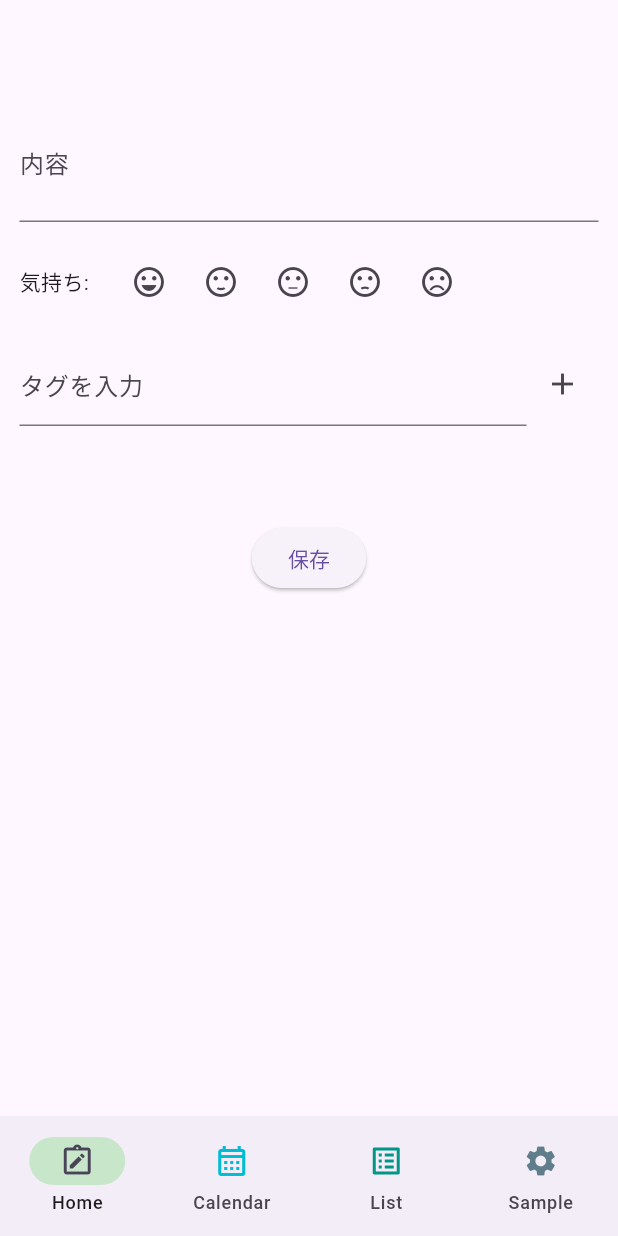
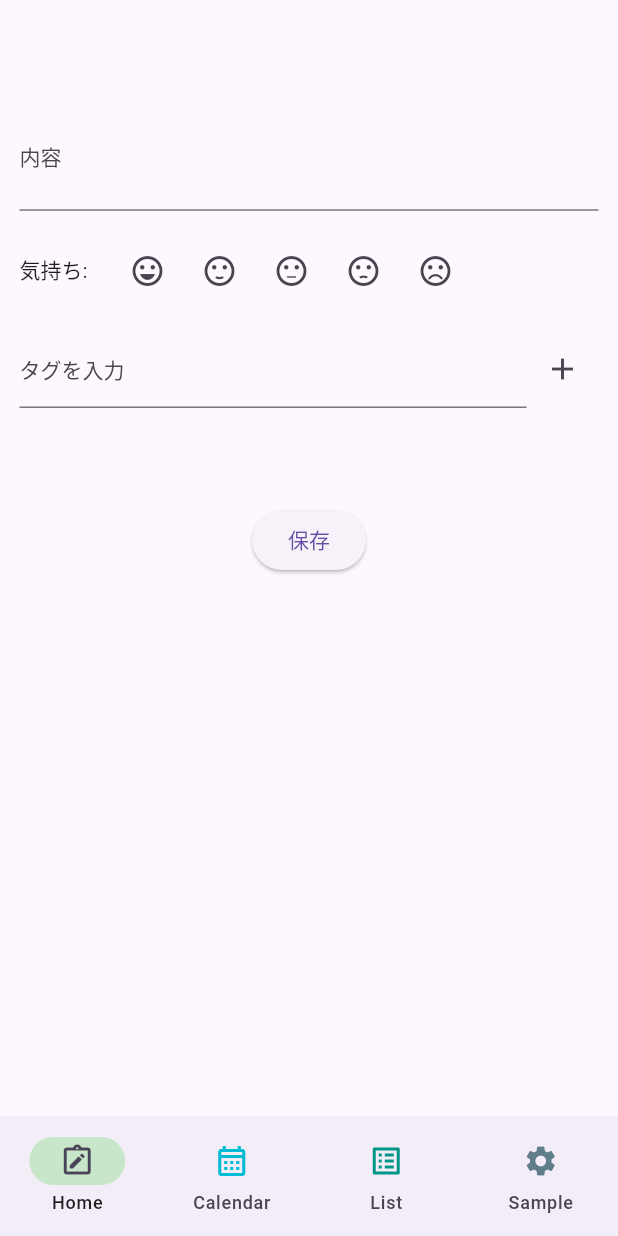
Before and after one commit to muranakar/mind_journal, a Flutter app: the screen it shows after launch, on a phone screen of 412 x 824 dp. Run offline on Flutter 3.47's test engine with Material 3 defaults, Android fonts, the light colour scheme and no system bars; our stand-ins replace shared_preferences, sqflite, table_calendar; accounts and stored records are empty.

Commit message:
fix darkmode設定追加

```diff
--- a/lib/main.dart
+++ b/lib/main.dart
@@ -1,16 +1,18 @@
 import 'package:flutter/material.dart';
-// import 'package:intl/date_symbol_data_http_request.dart';
-// import 'package:intl/intl.dart';
+import 'package:mind_journal/model/deviceInfo.dart';
+import 'package:provider/provider.dart';
 import 'package:mind_journal/screen/calendar.dart';
 import 'package:mind_journal/screen/diaryList.dart';
 import 'package:mind_journal/screen/home.dart';
-import 'package:mind_journal/screen/settings.dart';
+import 'package:mind_journal/screen/settings.dart'; // DeviceInfoのインポート
 
 void main() {
-  // 日付フォーマットを初期化
-  // initializeDateFormatting('ja_JP','ja_JP');
-  // Intl.defaultLocale = 'ja_JP';
-  runApp(const NavigationBarApp());
+  runApp(
+    ChangeNotifierProvider(
+      create: (context) => DeviceInfo(),
+      child: const NavigationBarApp(),
+    ),
+  );
 }
 
 class NavigationBarApp extends StatelessWidget {
@@ -18,12 +20,32 @@ class NavigationBarApp extends StatelessWidget {
 
   @override
   Widget build(BuildContext context) {
-    ThemeMode mode = ThemeMode.system;
-    return MaterialApp(
-      theme: ThemeData(useMaterial3: true),
-      darkTheme: ThemeData.dark(),
-      themeMode: mode,
-      home: const NavigationExample(),
+    return Consumer<DeviceInfo>(
+      builder: (context, deviceInfo, child) {
+        return MaterialApp(
+          theme: ThemeData(
+            useMaterial3: true,
+            textTheme: TextTheme(
+              bodyLarge: TextStyle(
+                fontFamily: deviceInfo.font,
+                fontSize: deviceInfo.fontSize,
+                letterSpacing: deviceInfo.letterSpacing,
+                height: deviceInfo.lineHeight,
+              ),
+              bodyMedium: TextStyle(
+                fontFamily: deviceInfo.font,
+                fontSize: deviceInfo.fontSize,
+                letterSpacing: deviceInfo.letterSpacing,
+                height: deviceInfo.lineHeight,
+              ),
+              // 他のテキストスタイルもここで設定可能
+            ),
+          ),
+          darkTheme: ThemeData.dark(),
+          themeMode: deviceInfo.isDarkMode ? ThemeMode.dark : ThemeMode.light,
+          home: const NavigationExample(),
+        );
+      },
     );
   }
 }
@@ -40,7 +62,6 @@ class _NavigationExampleState extends State<NavigationExample> {
 
   @override
   Widget build(BuildContext context) {
-    final ThemeData theme = Theme.of(context);
     return Scaffold(
       bottomNavigationBar: NavigationBar(
         onDestinationSelected: (int index) {
@@ -84,7 +105,6 @@ class _NavigationExampleState extends State<NavigationExample> {
             ),
           ),
         ),
-
         Card(
           shadowColor: Colors.transparent,
           margin: const EdgeInsets.all(8.0),
--- /dev/null
+++ b/lib/model/deviceInfo.dart
@@ -0,0 +1,66 @@
+import 'package:flutter/material.dart';
+import 'package:provider/provider.dart';
+import 'package:shared_preferences/shared_preferences.dart';
+
+class DeviceInfo with ChangeNotifier {
+  String _font = '';
+  double _fontSize = 0.0;
+  double _letterSpacing = 0.0;
+  double _lineHeight = 0.0;
+  bool _isDarkMode = false;
+
+  String get font => _font.isEmpty ? 'Roboto' : _font;
+  double get fontSize => _fontSize == 0.0 ? 14.0 : _fontSize;
+  double get letterSpacing => _letterSpacing;
+  double get lineHeight => _lineHeight == 0.0 ? 1.5 : _lineHeight;
+  bool get isDarkMode => _isDarkMode;
+
+  DeviceInfo() {
+    loadSettings();
+  }
+
+  Future<void> loadSettings() async {
+    final prefs = await SharedPreferences.getInstance();
+    _font = prefs.getString('font') ?? '';
+    _fontSize = prefs.getDouble('fontSize') ?? 0.0;
+    _letterSpacing = prefs.getDouble('letterSpacing') ?? 0.0;
+    _lineHeight = prefs.getDouble('lineHeight') ?? 0.0;
+    _isDarkMode = prefs.getBool('isDarkMode') ?? false;
+    notifyListeners();
+  }
+
+  Future<void> setFont(String font) async {
+    final prefs = await SharedPreferences.getInstance();
+    _font = font;
+    prefs.setString('font', font);
+    notifyListeners();
+  }
+
+  Future<void> setFontSize(double fontSize) async {
+    final prefs = await SharedPreferences.getInstance();
+    _fontSize = fontSize;
+    prefs.setDouble('fontSize', fontSize);
+    notifyListeners();
+  }
+
+  Future<void> setLetterSpacing(double letterSpacing) async {
+    final prefs = await SharedPreferences.getInstance();
+    _letterSpacing = letterSpacing;
+    prefs.setDouble('letterSpacing', letterSpacing);
+    notifyListeners();
+  }
+
+  Future<void> setLineHeight(double lineHeight) async {
+    final prefs = await SharedPreferences.getInstance();
+    _lineHeight = lineHeight;
+    prefs.setDouble('lineHeight', lineHeight);
+    notifyListeners();
+  }
+
+  Future<void> toggleDarkMode(bool isDarkMode) async {
+    final prefs = await SharedPreferences.getInstance();
+    _isDarkMode = isDarkMode;
+    prefs.setBool('isDarkMode', isDarkMode);
+    notifyListeners();
+  }
+}
--- a/lib/screen/home.dart
+++ b/lib/screen/home.dart
@@ -1,6 +1,8 @@
 import 'package:flutter/material.dart';
 import 'package:mind_journal/database/diary_database.dart';
+import 'package:mind_journal/model/deviceInfo.dart';
 import 'package:mind_journal/model/diary.dart';
+import 'package:provider/provider.dart';
 
 class HomeScreen extends StatefulWidget {
   @override
@@ -55,6 +57,8 @@ class _HomeScreen extends State<HomeScreen> {
 
   @override
   Widget build(BuildContext context) {
+    final deviceInfo = Provider.of<DeviceInfo>(context);
+
     return GestureDetector(
       onTap: () {
         FocusScope.of(context).unfocus();
@@ -67,7 +71,21 @@ class _HomeScreen extends State<HomeScreen> {
             child: Column(
               children: [
                 TextFormField(
-                  decoration: InputDecoration(labelText: '内容'),
+                  decoration: InputDecoration(
+                    labelText: '内容',
+                    labelStyle: TextStyle(
+                      fontFamily: deviceInfo.font,
+                      fontSize: deviceInfo.fontSize,
+                      letterSpacing: deviceInfo.letterSpacing,
+                      height: deviceInfo.lineHeight,
+                    ),
+                  ),
+                  style: TextStyle(
+                    fontFamily: deviceInfo.font,
+                    fontSize: deviceInfo.fontSize,
+                    letterSpacing: deviceInfo.letterSpacing,
+                    height: deviceInfo.lineHeight,
+                  ),
                   onSaved: (value) {
                     _content = value ?? '';
                   },
@@ -82,7 +100,15 @@ class _HomeScreen extends State<HomeScreen> {
                 SizedBox(height: 16.0),
                 Row(
                   children: [
-                    Text('気持ち:'),
+                    Text(
+                      '気持ち:',
+                      style: TextStyle(
+                        fontFamily: deviceInfo.font,
+                        fontSize: deviceInfo.fontSize,
+                        letterSpacing: deviceInfo.letterSpacing,
+                        height: deviceInfo.lineHeight,
+                      ),
+                    ),
                     SizedBox(width: 16.0),
                     ...moods.map((mood) {
                       return IconButton(
@@ -106,7 +132,21 @@ class _HomeScreen extends State<HomeScreen> {
                     Expanded(
                       child: TextFormField(
                         controller: _tagController,
-                        decoration: InputDecoration(labelText: 'タグを入力'),
+                        decoration: InputDecoration(
+                          labelText: 'タグを入力',
+                          labelStyle: TextStyle(
+                            fontFamily: deviceInfo.font,
+                            fontSize: deviceInfo.fontSize,
+                            letterSpacing: deviceInfo.letterSpacing,
+                            height: deviceInfo.lineHeight,
+                          ),
+                        ),
+                        style: TextStyle(
+                          fontFamily: deviceInfo.font,
+                          fontSize: deviceInfo.fontSize,
+                          letterSpacing: deviceInfo.letterSpacing,
+                          height: deviceInfo.lineHeight,
+                        ),
                         onFieldSubmitted: (value) => _addTag(value),
                       ),
                     ),
@@ -134,10 +174,18 @@ class _HomeScreen extends State<HomeScreen> {
                 ),
                 SizedBox(height: 16.0),
                 if (_recommendedTags.isNotEmpty) ...[
-                  Text('おすすめタグ:'),
+                  Text(
+                    'おすすめタグ:',
+                    style: TextStyle(
+                      fontFamily: deviceInfo.font,
+                      fontSize: deviceInfo.fontSize,
+                      letterSpacing: deviceInfo.letterSpacing,
+                      height: deviceInfo.lineHeight,
+                    ),
+                  ),
                   SizedBox(height: 8.0),
                   Container(
-                    height: 40.0, // タグリストの高さを設定
+                    height: 40.0,
                     child: ListView(
                       scrollDirection: Axis.horizontal,
                       children: _recommendedTags.map((tag) {
@@ -186,7 +234,15 @@ class _HomeScreen extends State<HomeScreen> {
                       });
                     }
                   },
-                  child: Text('保存'),
+                  child: Text(
+                    '保存',
+                    style: TextStyle(
+                      fontFamily: deviceInfo.font,
+                      fontSize: deviceInfo.fontSize,
+                      letterSpacing: deviceInfo.letterSpacing,
+                      height: deviceInfo.lineHeight,
+                    ),
+                  ),
                 ),
               ],
             ),
```
Also changed, not shown: lib/screen/diaryList.dart (+33 -6 lines), lib/screen/settings.dart (+23 -78 lines).
